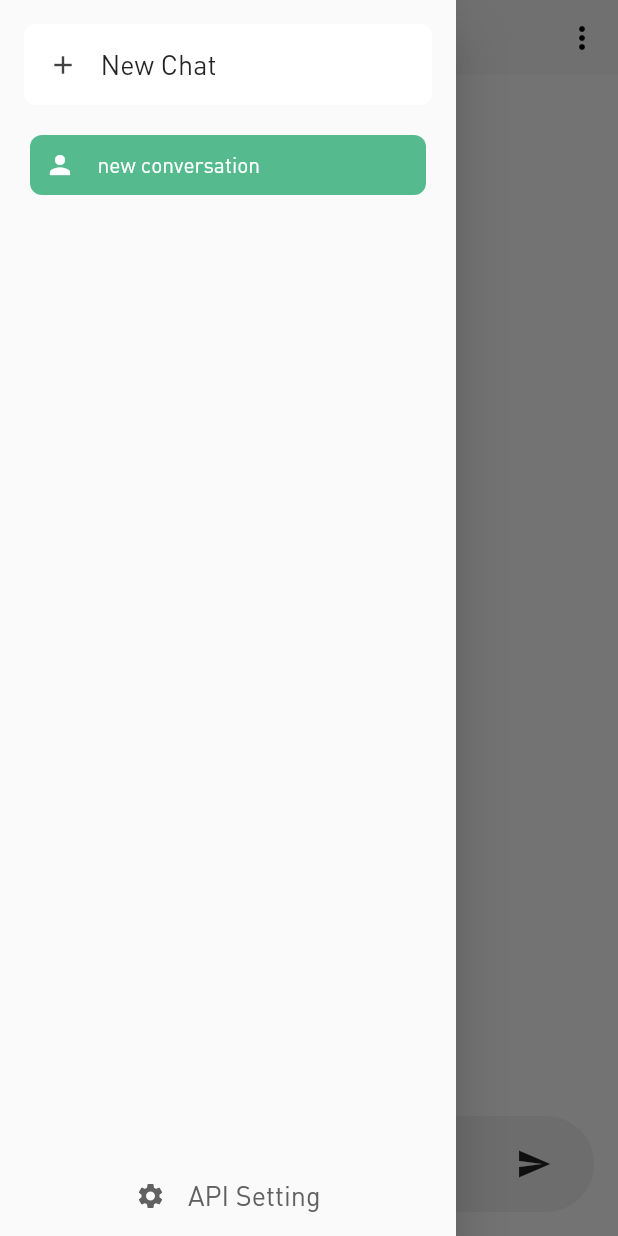
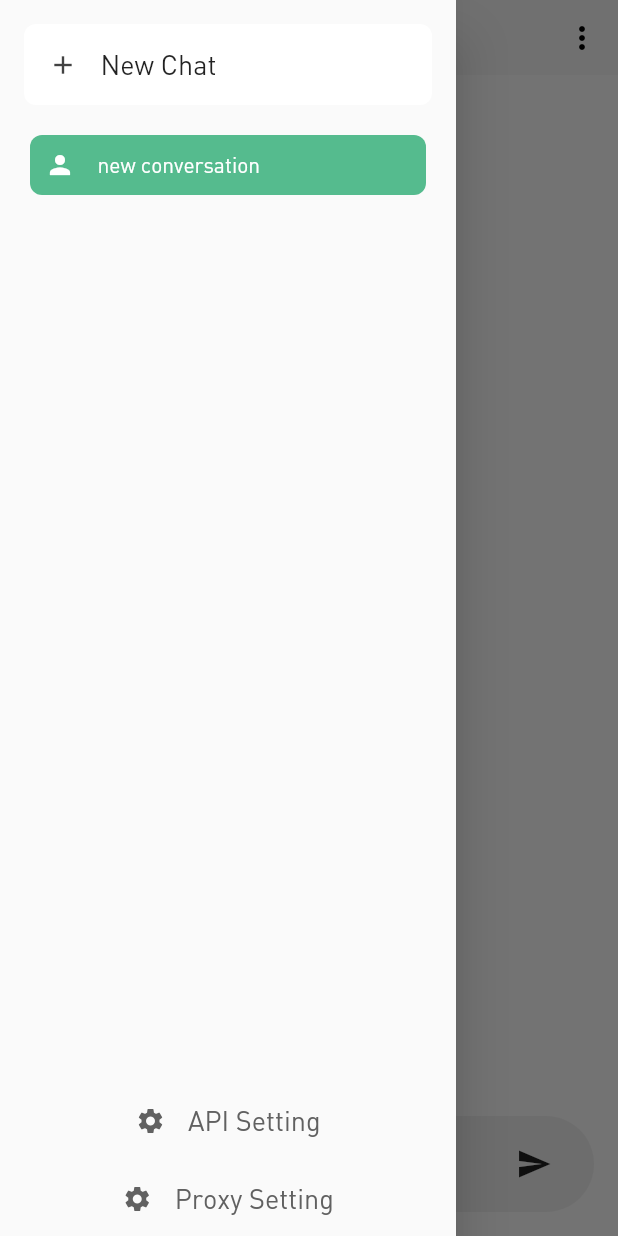
Before and after one commit to jw782cn/flutter_chatgpt_app, a Flutter app: the screen it shows after launch, with the side drawer open, on a phone screen of 412 x 824 dp. Run offline on Flutter 3.47's test engine with Material 2 defaults, Android fonts, the phone set to English and light mode, and no system bars.

```diff
--- a/lib/conversation_provider.dart
+++ b/lib/conversation_provider.dart
@@ -6,7 +6,7 @@ class ConversationProvider extends ChangeNotifier {
   List<Conversation> _conversations = [];
   int _currentConversationIndex = 0;
   String apikey = "YOUR_API_KEY";
-
+  String proxy = "http://127.0.0.1:33210";
   List<Conversation> get conversations => _conversations;
   int get currentConversationIndex => _currentConversationIndex;
   String get currentConversationTitle =>
@@ -14,6 +14,7 @@ class ConversationProvider extends ChangeNotifier {
   int get currentConversationLength =>
       _conversations[_currentConversationIndex].messages.length;
   String get yourapikey => apikey;
+  String get yourproxy => proxy;
   Conversation get currentConversation =>
       _conversations[_currentConversationIndex];
   // get current conversation's messages format
@@ -24,8 +25,7 @@ class ConversationProvider extends ChangeNotifier {
     List<Map<String, String>> messages = [
       {
         'role': "system",
-        'content':
-            "You are ChatGPT, a large language model trained by OpenAI. Answer as concisely as possible."
+        'content': "",
       }
     ];
     for (Message message
@@ -58,6 +58,11 @@ class ConversationProvider extends ChangeNotifier {
   // change api key
   set yourapikey(String value) {
     apikey = value;
+    notifyListeners();
+  }
+
+  set yourproxy(String value) {
+    proxy = value;
     notifyListeners();
   }
 
--- a/lib/drawer.dart
+++ b/lib/drawer.dart
@@ -135,6 +135,29 @@ class MyDrawer extends StatelessWidget {
                 ),
               ),
             ),
+            Container(
+              padding: const EdgeInsets.symmetric(vertical: 14.0),
+              child: GestureDetector(
+                onTap: () {
+                  showProxyDialog(context);
+                },
+                child: Row(
+                  mainAxisAlignment: MainAxisAlignment.center,
+                  children: [
+                    Icon(Icons.settings, color: Colors.grey[700], size: 20.0),
+                    const SizedBox(width: 15.0),
+                    Text(
+                      'Proxy Setting',
+                      style: TextStyle(
+                        fontFamily: 'din-regular',
+                        color: Colors.grey[700],
+                        fontSize: 18.0,
+                      ),
+                    ),
+                  ],
+                ),
+              ),
+            ),
           ],
         ),
       ),
```
Also changed, not shown: lib/chatpage.dart (+31 -12 lines), lib/secrets.dart (+46 -0 lines), 2 other files.
